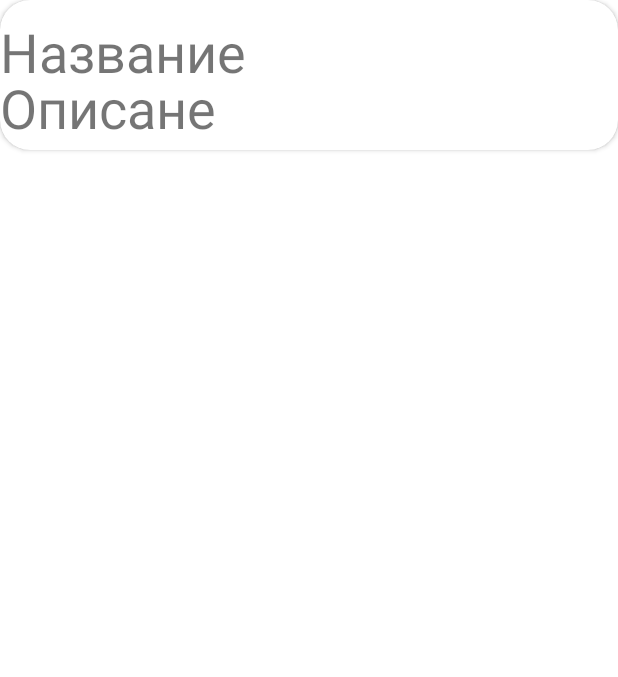
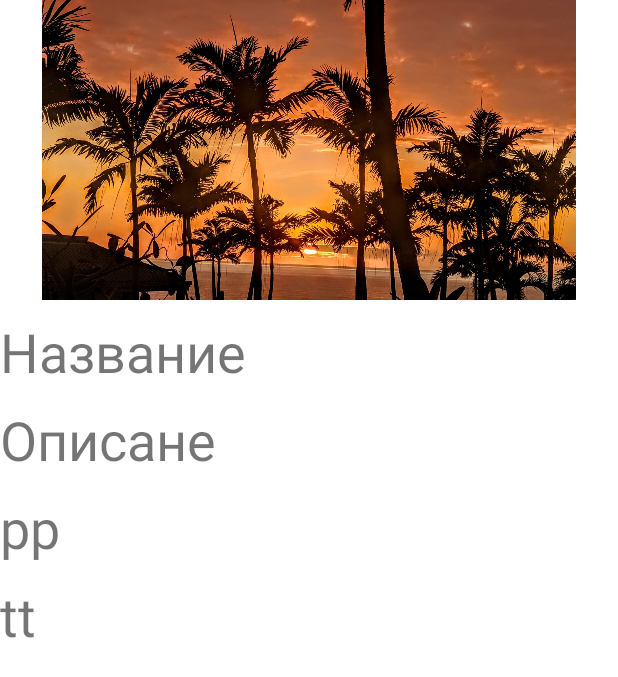
Before and after one commit to zodiac0296/Mvvm_home1, an Android app: the layout layout_item.xml on its own in the app's theme, with its tools: preview values and no code run, on a phone screen of 412 x 824 dp. Shown: the top 677 px of the screen. Run offline under Robolectric (Android 15) with nearby library versions, the phone set to English and light mode, and no system bars; network calls fail.

Commit message:
first_add

```diff
--- a/app/build.gradle
+++ b/app/build.gradle
@@ -48,6 +48,8 @@ dependencies {
     implementation 'com.squareup.retrofit2:retrofit:2.9.0'
     implementation 'com.squareup.retrofit2:converter-gson:2.5.0'
     implementation 'com.squareup.picasso:picasso:2.71828'
+    //noinspection GradleCompatible
+    implementation 'com.android.support:recyclerview-v7:27.1.1'
 
     //LifeCycle
     def lifecycle_version = "2.5.0-rc01"
@@ -55,4 +57,8 @@ dependencies {
     implementation "androidx.lifecycle:lifecycle-viewmodel-compose:$lifecycle_version"
     implementation "androidx.lifecycle:lifecycle-livedata-ktx:$lifecycle_version"
     implementation "androidx.lifecycle:lifecycle-runtime-ktx:$lifecycle_version"
+
+    //Glide
+    implementation 'com.github.bumptech.glide:glide:4.12.0'
+    annotationProcessor 'com.github.bumptech.glide:compiler:4.12.0'
 }
--- a/app/src/main/AndroidManifest.xml
+++ b/app/src/main/AndroidManifest.xml
@@ -1,6 +1,8 @@
 <?xml version="1.0" encoding="utf-8"?>
 <manifest xmlns:android="http://schemas.android.com/apk/res/android"
     package="com.example.mvvm_home">
+
+    <uses-permission android:name="android.permission.INTERNET"/>
 
     <application
         android:allowBackup="true"
--- a/app/src/main/java/com/example/mvvm_home/api/ApiServies.kt
+++ b/app/src/main/java/com/example/mvvm_home/api/ApiServies.kt
@@ -6,7 +6,7 @@ import retrofit2.http.GET
 import retrofit2.http.Query
 
 interface ApiServies {
-    @GET("")
+    @GET("books/v1/volumes")
     suspend fun getBook(
         @Query("q") book: String
     ): Response<Book>
--- a/app/src/main/java/com/example/mvvm_home/api/RetrofitObject.kt
+++ b/app/src/main/java/com/example/mvvm_home/api/RetrofitObject.kt
@@ -1,14 +1,16 @@
 package com.example.mvvm_home.api
 
+import okhttp3.OkHttpClient
 import retrofit2.Retrofit
 import retrofit2.converter.gson.GsonConverterFactory
 
 object RetrofitObject {
     private val retrofit by lazy {
         Retrofit.Builder()
-            .baseUrl("https://www.googleapis.com/books/v1/volumes")
+            .baseUrl("https://www.googleapis.com/")
             .addConverterFactory(GsonConverterFactory.create())
             .build()
+
     }
         val api: ApiServies by lazy {
             retrofit.create(ApiServies::class.java)
--- a/app/src/main/res/layout/layout_item.xml
+++ b/app/src/main/res/layout/layout_item.xml
@@ -1,34 +1,62 @@
 <?xml version="1.0" encoding="utf-8"?>
-<LinearLayout xmlns:android="http://schemas.android.com/apk/res/android"
-    android:layout_width="match_parent"
-    android:layout_height="match_parent"
-    xmlns:app="http://schemas.android.com/apk/res-auto"
-    xmlns:tools="http://schemas.android.com/tools"
-    android:orientation="vertical">
+<layout xmlns:android="http://schemas.android.com/apk/res/android"
+    xmlns:tools="http://schemas.android.com/tools">
 
-    <androidx.cardview.widget.CardView
+    <data>
+
+        <variable
+            name="ViewModel"
+            type="com.example.mvvm_home.api.ApiServies" />
+
+    </data>
+
+
+    <LinearLayout
         android:layout_width="match_parent"
-        android:layout_height="100dp"
-        android:padding="10dp"
-        app:cardCornerRadius="20dp">
+        android:layout_height="wrap_content"
+        android:gravity="start"
+        android:orientation="vertical">
+
+
+        <ImageView
+            android:id="@+id/image"
+            android:src="@drawable/image"
+            android:layout_width="wrap_content"
+            android:layout_height="200dp"/>
+
 
         <TextView
+            android:id="@+id/title"
             android:layout_width="200dp"
             android:layout_height="wrap_content"
-            tools:text="Название"
             android:layout_marginTop="10dp"
-            android:textSize="36dp"/>
+            android:textSize="36sp"
+            tools:text="Название" />
 
         <TextView
+            android:id="@+id/category"
             android:layout_width="200dp"
             android:layout_height="wrap_content"
-            tools:text= "Описане"
-            android:textSize="36dp"
-            android:layout_marginTop="47dp"
-            />
+            android:layout_marginTop="10dp"
+            android:textSize="36sp"
+            tools:text="Описане" />
 
-    </androidx.cardview.widget.CardView>
+        <TextView
+            android:id="@+id/author"
+            android:layout_width="200dp"
+            android:layout_height="wrap_content"
+            android:layout_marginTop="10dp"
+            android:textSize="36sp"
+            tools:text="pp" />
+
+        <TextView
+            android:id="@+id/desc"
+            android:layout_width="200dp"
+            android:layout_height="wrap_content"
+            android:layout_marginTop="10dp"
+            android:textSize="36sp"
+            tools:text="tt" />
 
 
-
-</LinearLayout>
+    </LinearLayout>
+</layout>
```
Also changed, not shown: app/src/main/java/com/example/mvvm_home/adapter/BookAdapter.kt (added, +65 -0 lines), app/src/main/java/com/example/mvvm_home/ui/MainActivity.kt (+63 -3 lines), app/src/main/java/com/example/mvvm_home/ui/MainViewModel.kt (+17 -3 lines), app/src/main/java/com/example/mvvm_home/util/Resource.kt (added, +15 -0 lines), app/src/main/java/com/example/mvvm_home/util/Status.kt (added, +7 -0 lines), app/src/main/res/layout/activity_main.xml (+13 -3 lines), app/src/main/res/drawable/image.jpg (added).
